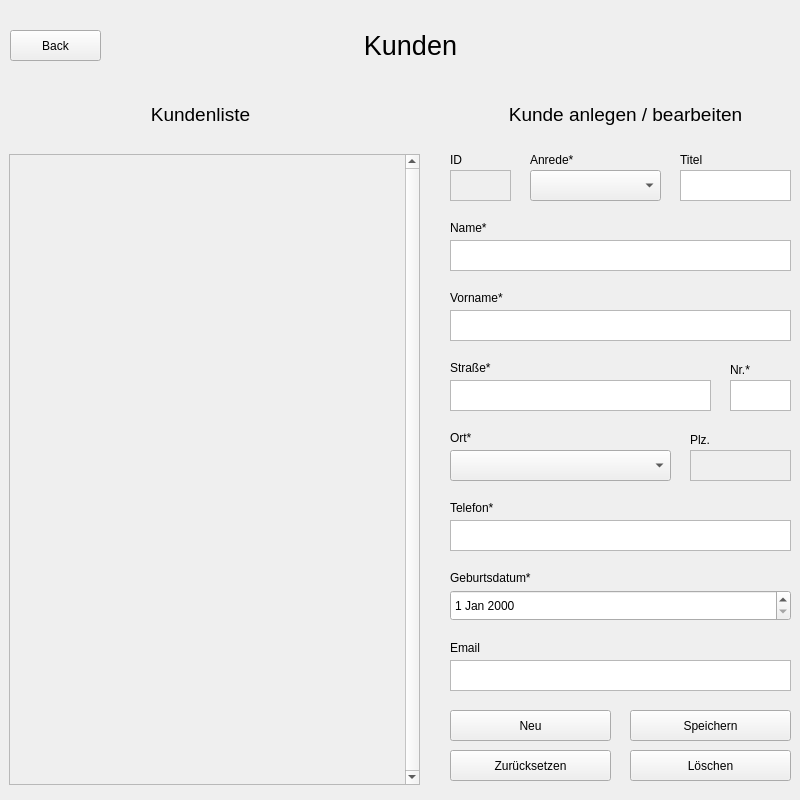
Before: the Qt Designer form overviewkunde.ui in luis-we/SchulaufgabePRO, drawn with Qt 5.
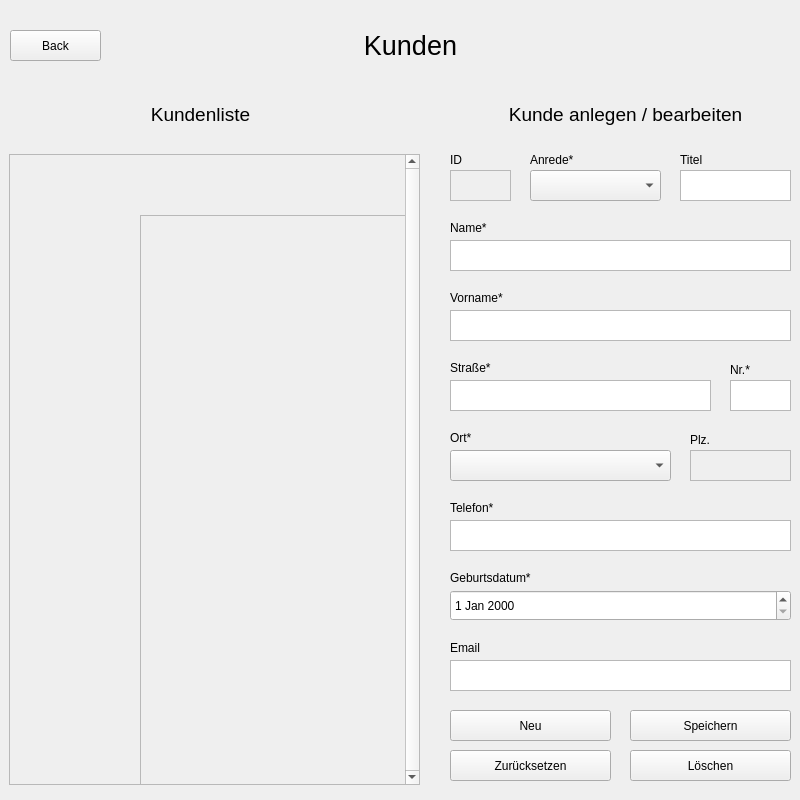
After: the same form once the commit is applied.

Commit message: Schreiben weiterer Fkt, Anpassen GUI, Fehlerbehebungen, etc

The edit to the form file:
```diff
--- a/overviewkunde.ui
+++ b/overviewkunde.ui
@@ -395,6 +395,35 @@
       <height>629</height>
      </rect>
     </property>
+    <widget class="QScrollArea" name="scrollArea_2">
+     <property name="geometry">
+      <rect>
+       <x>130</x>
+       <y>60</y>
+       <width>411</width>
+       <height>631</height>
+      </rect>
+     </property>
+     <property name="verticalScrollBarPolicy">
+      <enum>Qt::ScrollBarAlwaysOn</enum>
+     </property>
+     <property name="horizontalScrollBarPolicy">
+      <enum>Qt::ScrollBarAsNeeded</enum>
+     </property>
+     <property name="widgetResizable">
+      <bool>true</bool>
+     </property>
+     <widget class="QWidget" name="customers_2">
+      <property name="geometry">
+       <rect>
+        <x>0</x>
+        <y>0</y>
+        <width>392</width>
+        <height>629</height>
+       </rect>
+      </property>
+     </widget>
+    </widget>
    </widget>
   </widget>
   <widget class="QPushButton" name="remove">
```
The commit also changes 4 other files.
